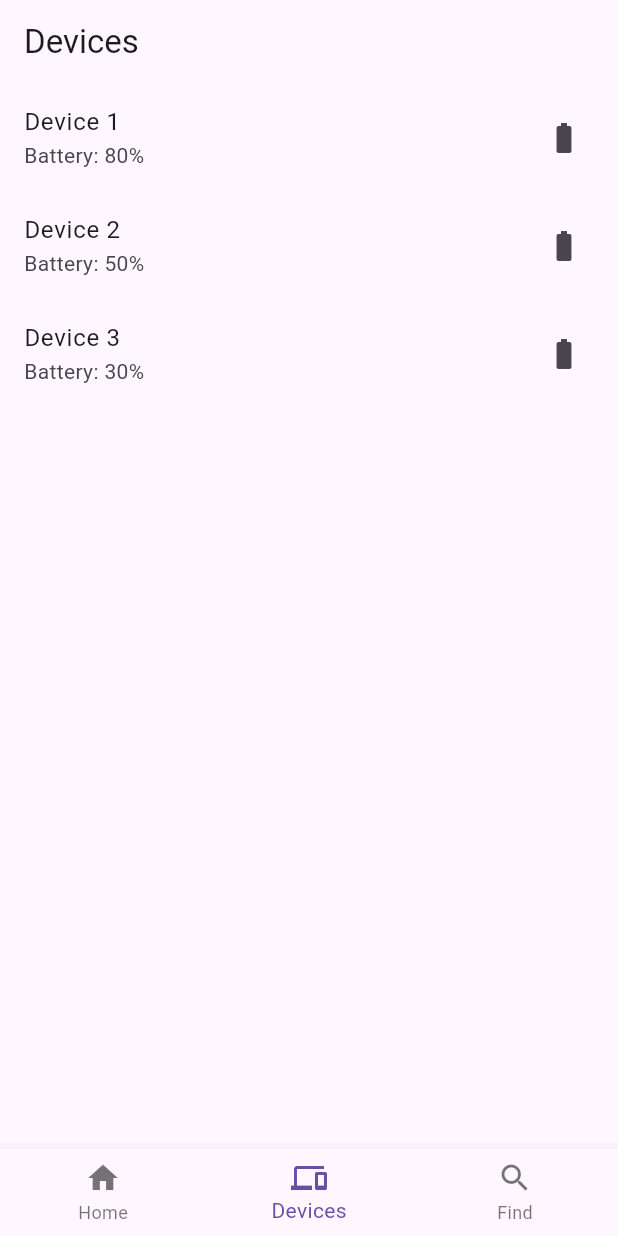
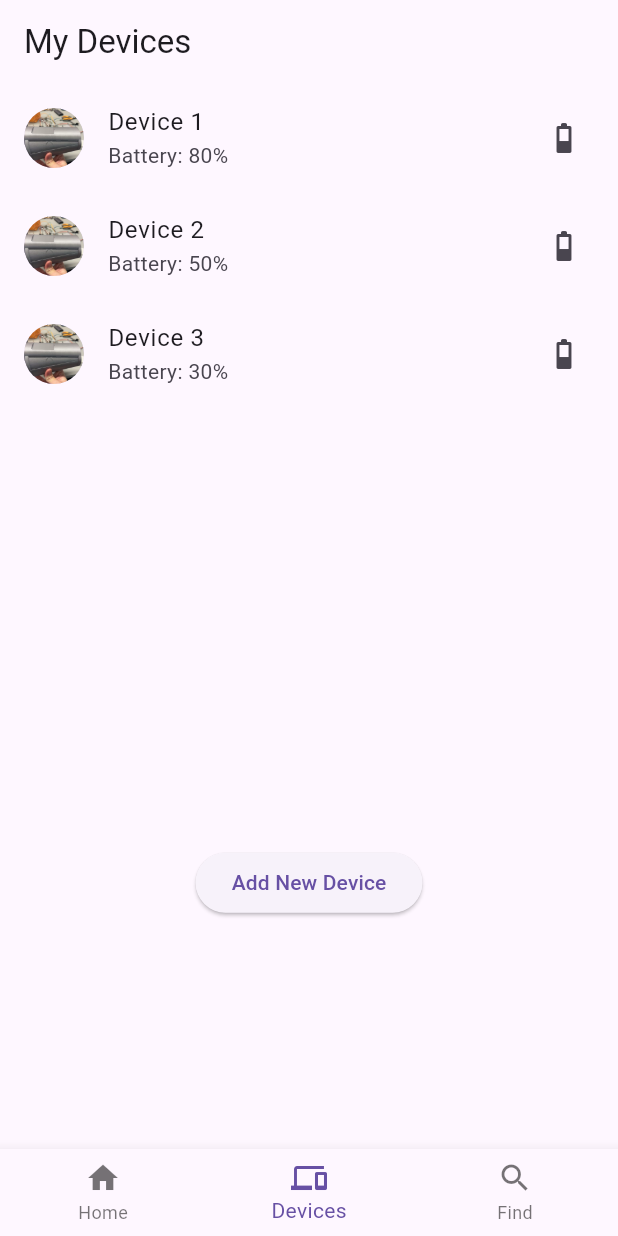
Before and after one commit to alexl011/BlindMates-app, a Flutter app: the screen it shows after launch, item 2 of the bottom bar chosen, on a phone screen of 412 x 824 dp. Run offline on Flutter 3.47's test engine with Material 3 defaults, Android fonts, the phone set to English and light mode, and no system bars.

Commit message:
design device page

```diff
--- a/lib/main.dart
+++ b/lib/main.dart
@@ -55,37 +55,65 @@
   @override
   Widget build(BuildContext context) {
     return Center(
-      child: Text(
+      child: Column(
+        mainAxisSize: MainAxisSize.min, // Keeps content centered
+        children: [
+          Text(
             "Welcome to BlindMates!",
-        style: TextStyle(fontSize: 24),
+            style: TextStyle(fontSize: 24, fontWeight: FontWeight.bold),
+          ),
+          Text(
+            "Smarter Navigation. Greater Independence",
+            style: TextStyle(fontSize: 18, color: Colors.grey,fontStyle: FontStyle.italic),
+          ),
+        ],
       ),
     );
   }
 }
 
-
 // Device Page
 class DevicePage extends StatelessWidget {
   final List<Map<String, dynamic>> devices = [
-    {'name': 'Device 1', 'battery': 80},
-    {'name': 'Device 2', 'battery': 50},
-    {'name': 'Device 3', 'battery': 30},
+    {'name': 'Device 1', 'battery': 80, 'image': 'assets/images/device1.jpg'},
+    {'name': 'Device 2', 'battery': 50, 'image': ''},
+    {'name': 'Device 3', 'battery': 30, 'image': ''},
   ];
 
   @override
   Widget build(BuildContext context) {
     return Scaffold(
-      appBar: AppBar(title: Text('Devices')),
-      body: ListView.builder(
+      appBar: AppBar(title: Text('My Devices')),
+      body: Column(
+        children: [
+          Expanded(
+            child: ListView.builder(
               itemCount: devices.length,
               itemBuilder: (context, index) {
                 return ListTile(
+                  leading: CircleAvatar(backgroundImage: AssetImage("assets/images/device1.jpg"),),
                   title: Text(devices[index]['name']),
                   subtitle: Text('Battery: ${devices[index]['battery']}%'),
-            trailing: Icon(Icons.battery_full),
+                  trailing: Icon(Icons.battery_3_bar_rounded),
                 );
               },
             ),
+          ),
+          Expanded(
+          child: Align(
+            alignment: Alignment.center,
+            child: ElevatedButton(
+              onPressed: () {
+                // Action to be performed when the button is pressed
+              },
+              child: Text('Add New Device'),
+            ),
+          ),
+          )
+        ],
+
+      )
+
     );
   }
 }
```
Also changed, not shown: pubspec.yaml (+3 -4 lines), assets/images/device1.jpg (added), 20 other files. Lines whose indentation alone changed are shown as unchanged.
